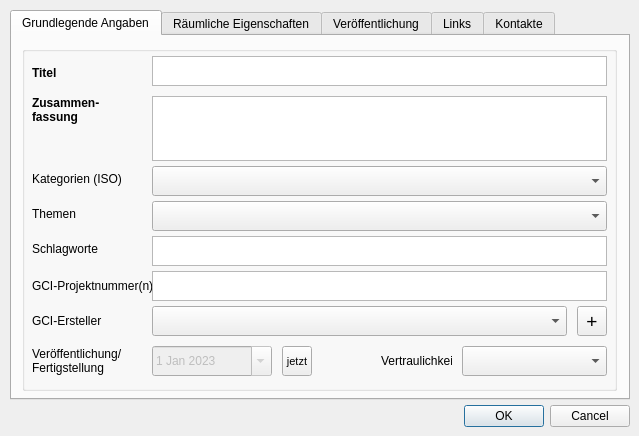
Qt form pg_metadata/resources/ui/edit_metadata_dialog.ui (effjot/qgis-pgmetadata-plugin) before a commit.
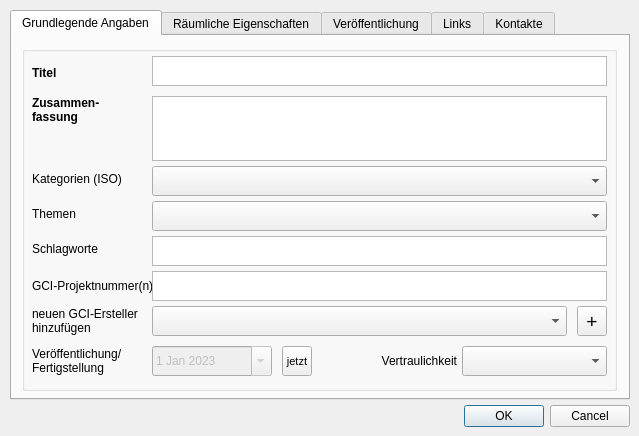
The same form after that commit. Custom widgets are drawn as their Qt base class.

Commit message: Edit dialog: write license, date_updated, frequency

```diff
--- a/pg_metadata/resources/ui/edit_metadata_dialog.ui
+++ b/pg_metadata/resources/ui/edit_metadata_dialog.ui
@@ -260,7 +260,10 @@
        </rect>
       </property>
       <property name="text">
-       <string>GCI-Ersteller</string>
+       <string>neuen GCI-Ersteller hinzufügen</string>
+      </property>
+      <property name="wordWrap">
+       <bool>true</bool>
       </property>
      </widget>
      <widget class="QComboBox" name="cmb_creator">
@@ -311,15 +314,18 @@
      <widget class="QLabel" name="label_23">
       <property name="geometry">
        <rect>
-        <x>359</x>
+        <x>335</x>
         <y>300</y>
-        <width>71</width>
+        <width>100</width>
         <height>30</height>
        </rect>
       </property>
       <property name="text">
        <string>Vertraulichkeit</string>
       </property>
+      <property name="alignment">
+       <set>Qt::AlignRight|Qt::AlignTrailing|Qt::AlignVCenter</set>
+      </property>
      </widget>
      <widget class="QComboBox" name="cmb_confidentiality">
       <property name="geometry">
```
The commit also changes 1 other file.
